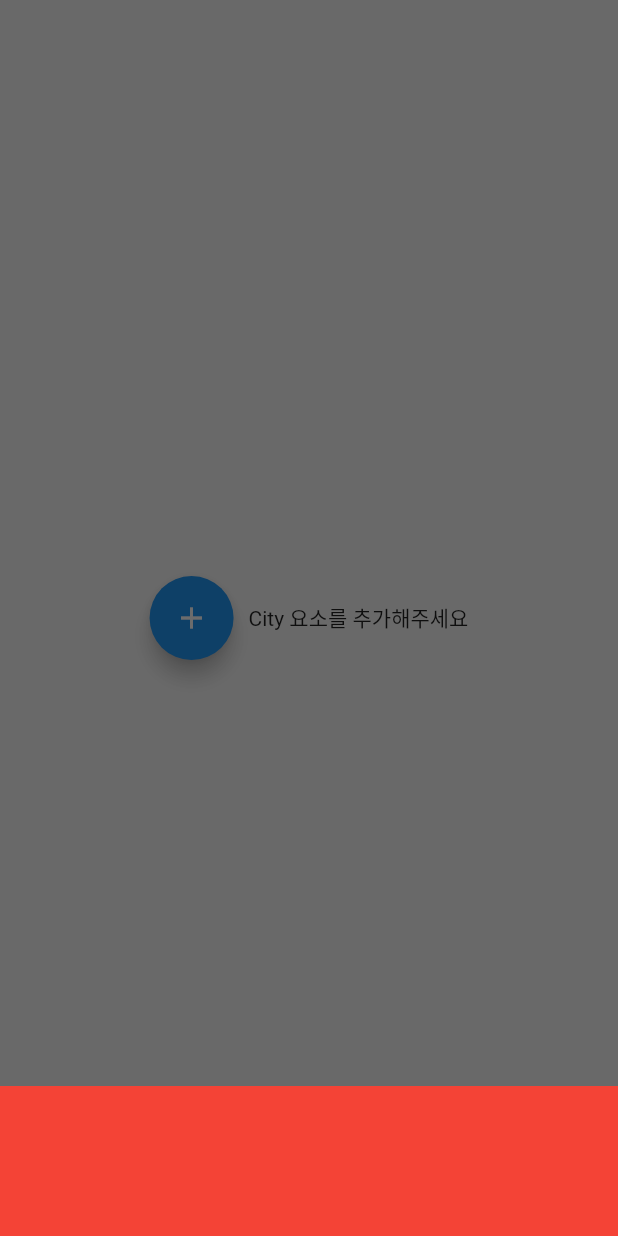
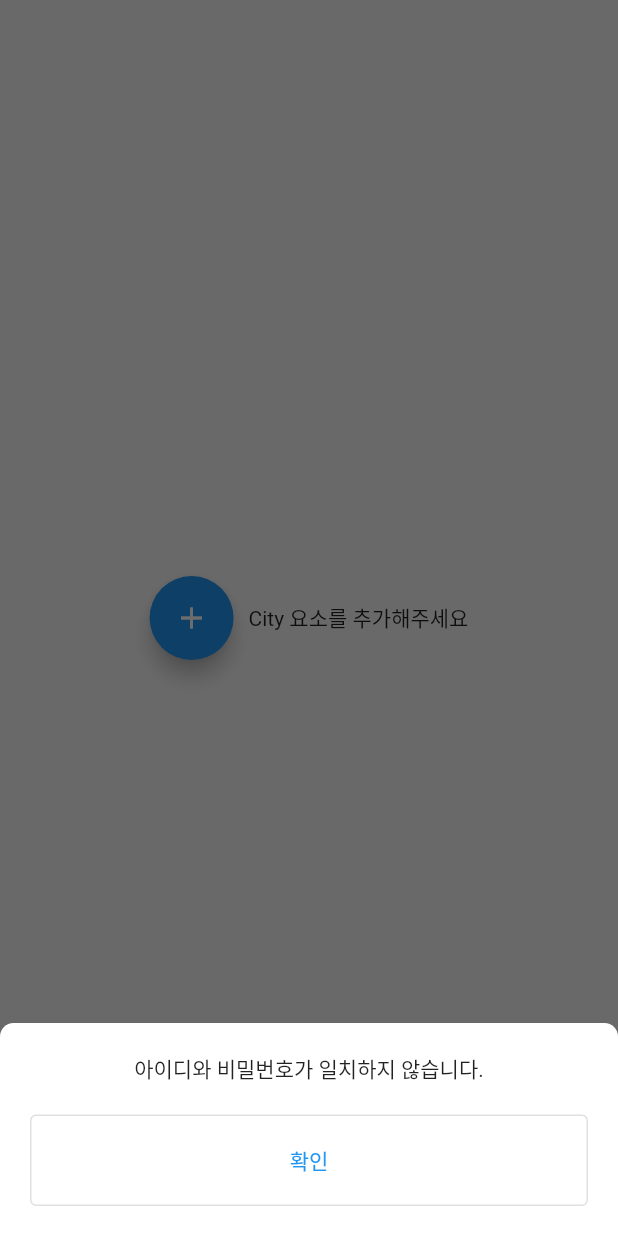
Before and after one commit to dev-tryit/try_startup, a Flutter app: the screen it shows after launch, after a tap on the "add" icon, on a phone screen of 412 x 824 dp. Run offline on Flutter 3.47's test engine with Material 2 defaults, Android fonts, the light colour scheme and no system bars; our stand-ins replace animate_do, cloud_firestore, firebase_core, modal_bottom_sheet; accounts and stored records are empty; statements that could not run were skipped.

Commit message:
BouncingModalBottomSheet.dart 완성

```diff
--- a/lib/_common/animation/FastBouncingEffect.dart
+++ b/lib/_common/animation/FastBouncingEffect.dart
@@ -35,7 +35,7 @@ class _FastBouncingEffectState extends State<FastBouncingEffect>
       });
     widget.initAnimator(play);
 
-    _tween = Tween(begin: 1.0, end: 0.8).animate(
+    _tween = Tween(begin: 1.0, end: 1.06).animate(
       CurvedAnimation(
         parent: _controller,
         curve: const Interval(
@@ -62,7 +62,6 @@ class _FastBouncingEffectState extends State<FastBouncingEffect>
   }
 
   void play() {
-    _controller.reset();
     _controller.forward().then((value) {
       _controller.reverse();
     });
--- a/lib/_common/widget/bottomSheet/BouncingModalBottomSheet.dart
+++ b/lib/_common/widget/bottomSheet/BouncingModalBottomSheet.dart
@@ -5,15 +5,18 @@ import 'package:modal_bottom_sheet/modal_bottom_sheet.dart';
 import '../../animation/FastBouncingEffect.dart';
 
 class BouncingModalBottomSheet extends StatelessWidget {
+  Widget child;
+  BuildContext parentContext;
   late void Function() fastBouncingAnimator;
 
-  BouncingModalBottomSheet({Key? key}) : super(key: key);
+  BouncingModalBottomSheet(this.parentContext, {Key? key, required this.child})
+      : super(key: key);
 
-  void show(BuildContext context) {
+  void show() {
     showMaterialModalBottomSheet(
       enableDrag: false,
       bounce: false,
-      context: context,
+      context: parentContext,
       backgroundColor: Colors.transparent,
       duration: Duration.zero,
       builder: (context) => this,
@@ -36,10 +39,7 @@ class BouncingModalBottomSheet extends StatelessWidget {
             child: FastBouncingEffect(
               initAnimator: (fastBouncingAnimator) =>
                   this.fastBouncingAnimator = fastBouncingAnimator,
-              child: Container(
-                height: 100,
-                color: Colors.red,
-              ),
+              child: child,
             ),
           ),
         ],
--- a/lib/page/CityPage.dart
+++ b/lib/page/CityPage.dart
@@ -55,6 +55,57 @@ class CityPage extends StatelessWidget {
   }
 
   void createBottomSheet() {
-    BouncingModalBottomSheet().show(context);
+    BouncingModalBottomSheet(
+      context,
+      child: AlertBottomSheet(
+        alertMessageText: '아이디와 비밀번호가 일치하지 않습니다.',
+        alertButtonText: '확인',
+        onPressed: () {},
+      ),
+    ).show();
   }
 }
+
+class AlertBottomSheet extends StatelessWidget {
+  String alertMessageText;
+  String alertButtonText;
+  VoidCallback onPressed;
+
+  AlertBottomSheet(
+      {Key? key,
+      required this.alertMessageText,
+      required this.alertButtonText,
+      required this.onPressed})
+      : super(key: key);
+
+  @override
+  Widget build(BuildContext context) {
+    return Container(
+      width: double.infinity,
+      decoration: const BoxDecoration(
+        color: Colors.white,
+        borderRadius: BorderRadius.only(
+          topLeft: Radius.circular(9),
+          topRight: Radius.circular(9),
+        ),
+      ),
+      padding: EdgeInsets.all(20),
+      child: Column(
+        children: [
+          Text(alertMessageText),
+          const SizedBox(height: 20),
+          SizedBox(
+            width: double.infinity,
+            child: OutlinedButton(
+              style: OutlinedButton.styleFrom(padding: const EdgeInsets.all(20)),
+              onPressed: onPressed,
+              child: Text(
+                alertButtonText,
+              ),
+            ),
+          ),
+        ],
+      ),
+    );
+  }
+}
```
